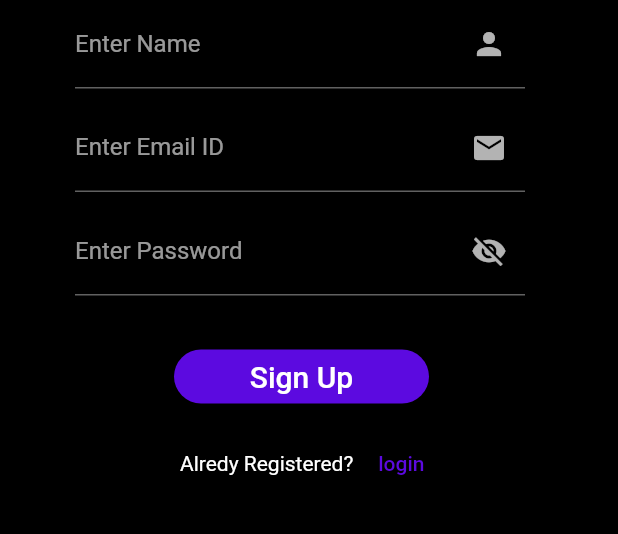
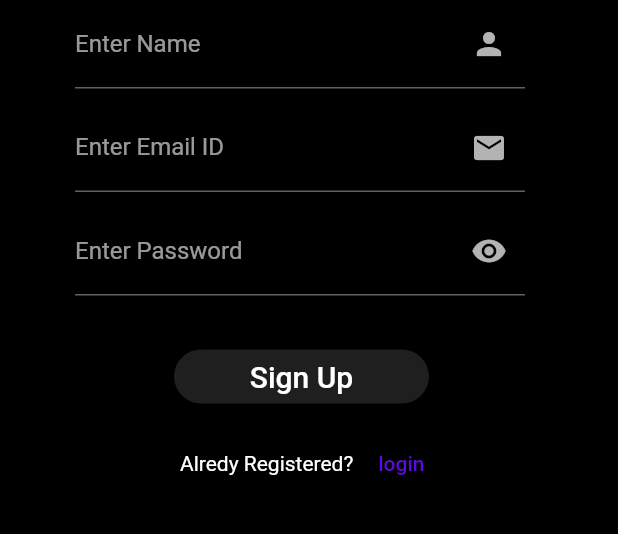
Before and after one commit to Abhinav0915/Vitality, a Flutter app: the screen it shows after launch, after a tap on "Sign Up", on a phone screen of 412 x 824 dp, the part 579-1113 px from its top. Run offline on Flutter 3.47's test engine with Material 2 defaults, Android fonts, the light colour scheme and no system bars; our stand-ins replace firebase_auth, firebase_core; accounts and stored records are empty.

Commit message:
added functions

```diff
--- a/vitality/lib/screens/login.dart
+++ b/vitality/lib/screens/login.dart
@@ -3,6 +3,8 @@ import 'package:flutter/material.dart';
 import 'package:vitality/constants/color_constants.dart';
 import 'package:vitality/screens/homepage.dart';
 import '../utils/appbar.dart';
+
+bool _obscureText = true;
 
 class login extends StatefulWidget {
   const login({Key? key}) : super(key: key);
@@ -12,8 +14,37 @@ class login extends StatefulWidget {
 }
 
 class _loginState extends State<login> {
-  TextEditingController _passwordTextController = TextEditingController();
-  TextEditingController _emailTextController = TextEditingController();
+  final TextEditingController _passwordTextController = TextEditingController();
+  final TextEditingController _emailTextController = TextEditingController();
+
+  bool _hasInput1 = false;
+  bool _hasInput2 = false;
+
+  @override
+  void initState() {
+    super.initState();
+    _emailTextController.addListener(_onTextChanged);
+    _passwordTextController.addListener(_onTextChanged2);
+  }
+
+  @override
+  void dispose() {
+    _passwordTextController.dispose();
+    _emailTextController.dispose();
+    super.dispose();
+  }
+
+  void _onTextChanged() {
+    setState(() {
+      _hasInput1 = _emailTextController.text.trim().isNotEmpty;
+    });
+  }
+
+  void _onTextChanged2() {
+    setState(() {
+      _hasInput2 = _passwordTextController.text.trim().isNotEmpty;
+    });
+  }
 
   @override
   Widget build(BuildContext context) {
@@ -39,6 +70,7 @@ class _loginState extends State<login> {
               child: SizedBox(
                   width: 300,
                   child: TextFormField(
+                    textInputAction: TextInputAction.next,
                     controller: _emailTextController,
                     decoration: const InputDecoration(
                       suffixIcon: Icon(Icons.person),
@@ -55,10 +87,20 @@ class _loginState extends State<login> {
               child: SizedBox(
                   width: 300,
                   child: TextFormField(
+                    textInputAction: TextInputAction.done,
+                    obscureText: _obscureText,
                     controller: _passwordTextController,
-                    obscureText: true,
-                    decoration: const InputDecoration(
-                      suffixIcon: Icon(Icons.visibility_off),
+                    decoration: InputDecoration(
+                      suffixIcon: IconButton(
+                        icon: Icon(_obscureText
+                            ? Icons.visibility
+                            : Icons.visibility_off),
+                        onPressed: () {
+                          setState(() {
+                            _obscureText = !_obscureText;
+                          });
+                        },
+                      ),
                       border: UnderlineInputBorder(),
                       labelText: "Enter Password",
                     ),
@@ -80,19 +122,26 @@ class _loginState extends State<login> {
                       borderRadius: BorderRadius.circular(20.0),
                     ),
                   ),
-                  onPressed: () {
+                  onPressed: _hasInput1 && _hasInput2
+                      ? () {
                           FirebaseAuth.instance
                               .signInWithEmailAndPassword(
                                   email: _emailTextController.text,
                                   password: _passwordTextController.text)
                               .then((value) {
-                      Navigator.push(context,
-                          MaterialPageRoute(builder: (context) => homepage()));
+                            Navigator.push(
+                                context,
+                                MaterialPageRoute(
+                                    builder: (context) => homepage()));
                           }).catchError((error) {
                             showDialog(
                               context: context,
                               builder: (BuildContext context) {
                                 return AlertDialog(
+                                  elevation: 24.0,
+                                  shape: RoundedRectangleBorder(
+                                      borderRadius:
+                                          BorderRadius.circular(15.0)),
                                   backgroundColor: AppColors.purple,
                                   title: Text("Error"),
                                   content: Text("Invalid email or password"),
@@ -108,7 +157,8 @@ class _loginState extends State<login> {
                               },
                             );
                           });
-                  },
+                        }
+                      : null,
                   child: const Text(
                     'Log In',
                     style: TextStyle(
--- a/vitality/lib/screens/signup.dart
+++ b/vitality/lib/screens/signup.dart
@@ -3,6 +3,8 @@ import 'package:firebase_auth/firebase_auth.dart';
 import '../constants/color_constants.dart';
 import 'package:flutter/material.dart';
 import '../utils/appbar.dart';
+
+bool _obscureText = true;
 
 class signup extends StatefulWidget {
   const signup({Key? key}) : super(key: key);
@@ -12,8 +14,40 @@ class signup extends StatefulWidget {
 }
 
 class _signupState extends State<signup> {
-  TextEditingController _passwordTextController = TextEditingController();
-  TextEditingController _emailTextController = TextEditingController();
+  bool _hasInput3 = false;
+  bool _hasInput4 = false;
+  bool _hasInput5 = false;
+
+  final TextEditingController _nameController = TextEditingController();
+  final TextEditingController _passwordTextController = TextEditingController();
+  final TextEditingController _emailTextController = TextEditingController();
+
+  @override
+  void initState() {
+    super.initState();
+    _nameController.addListener(_onTextChanged5);
+    _emailTextController.addListener(_onTextChanged3);
+    _passwordTextController.addListener(_onTextChanged4);
+  }
+
+  void _onTextChanged3() {
+    setState(() {
+      _hasInput3 = _emailTextController.text.trim().isNotEmpty;
+    });
+  }
+
+  void _onTextChanged4() {
+    setState(() {
+      _hasInput4 = _passwordTextController.text.trim().isNotEmpty;
+    });
+  }
+
+  void _onTextChanged5() {
+    setState(() {
+      _hasInput5 = _nameController.text.trim().isNotEmpty;
+    });
+  }
+
   @override
   Widget build(BuildContext context) {
     return Scaffold(
@@ -40,6 +74,7 @@ class _signupState extends State<signup> {
               child: SizedBox(
                   width: 300,
                   child: TextFormField(
+                    controller: _nameController,
                     decoration: const InputDecoration(
                       suffixIcon: Icon(Icons.person),
                       border: UnderlineInputBorder(),
@@ -57,14 +92,17 @@ class _signupState extends State<signup> {
               child: SizedBox(
                 width: 300,
                 child: TextFormField(
+                  keyboardType: TextInputType.emailAddress,
                   controller: _emailTextController,
                   decoration: const InputDecoration(
                     suffixIcon: Icon(Icons.email),
                     border: UnderlineInputBorder(),
                     labelText: "Enter Email ID",
                   ),
-                  )),
                 ),
+              ),
+            ),
+
             //Spacing between Containers
             const SizedBox(
               height: 10.0,
@@ -76,9 +114,18 @@ class _signupState extends State<signup> {
                   width: 300,
                   child: TextFormField(
                     controller: _passwordTextController,
-                    obscureText: true,
-                    decoration: const InputDecoration(
-                      suffixIcon: Icon(Icons.visibility_off),
+                    obscureText: _obscureText,
+                    decoration: InputDecoration(
+                      suffixIcon: IconButton(
+                        icon: Icon(_obscureText
+                            ? Icons.visibility
+                            : Icons.visibility_off),
+                        onPressed: () {
+                          setState(() {
+                            _obscureText = !_obscureText;
+                          });
+                        },
+                      ),
                       border: UnderlineInputBorder(),
                       labelText: "Enter Password",
                     ),
@@ -88,6 +135,7 @@ class _signupState extends State<signup> {
             const SizedBox(
               height: 30.0,
             ),
+            //Button Container
             Center(
               child: Container(
                 width: 200.0,
@@ -101,7 +149,8 @@ class _signupState extends State<signup> {
                       borderRadius: BorderRadius.circular(20.0),
                     ),
                   ),
-                  onPressed: () {
+                  onPressed: _hasInput3 && _hasInput4 && _hasInput5
+                      ? () {
                           FirebaseAuth.instance
                               .createUserWithEmailAndPassword(
                                   email: _emailTextController.text,
@@ -112,7 +161,8 @@ class _signupState extends State<signup> {
                           }).onError((error, stackTrace) {
                             print("Error ${error.toString()}");
                           });
-                  },
+                        }
+                      : null,
                   child: const Text(
                     'Sign Up',
                     style: TextStyle(
@@ -126,6 +176,7 @@ class _signupState extends State<signup> {
             const SizedBox(
               height: 10.0,
             ),
+            //Text Container
             Center(
               child: Row(
                 children: [
```
Lines whose indentation alone changed are shown as unchanged.
